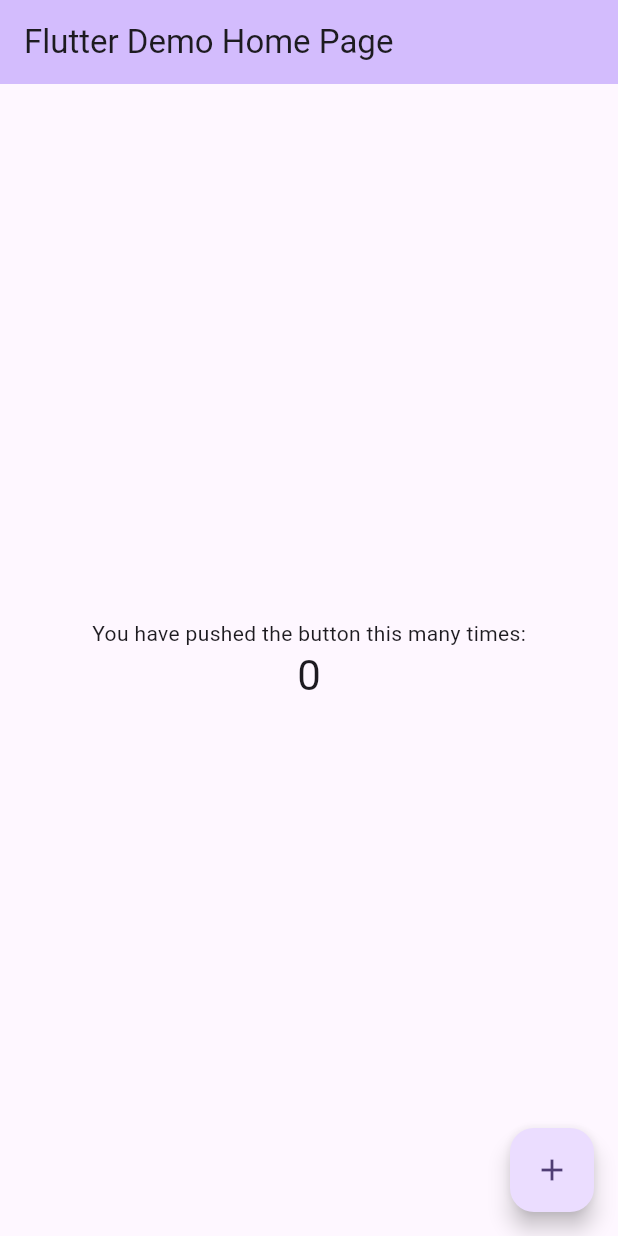
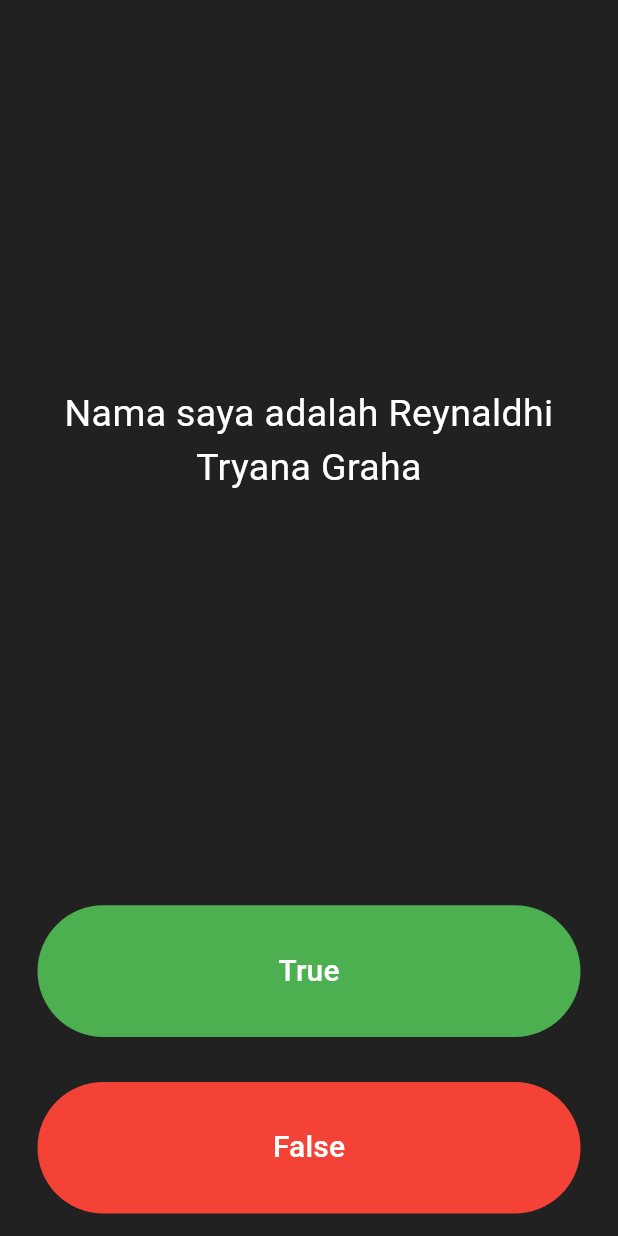
Before and after one commit to UnknownVisuals/midtermProject_mobileApp, a Flutter app: the screen it shows after launch, on a phone screen of 412 x 824 dp. Run offline on Flutter 3.47's test engine with Material 3 defaults, Android fonts, the phone set to English and light mode, and no system bars.

Commit message:
add question.dart class

```diff
--- a/lib/main.dart
+++ b/lib/main.dart
@@ -1,125 +1,146 @@
 import 'package:flutter/material.dart';
+import 'package:midtermproject_mobileapp/question.dart';
 
-void main() {
-  runApp(const MyApp());
-}
+void main() => runApp(Quizzler());
 
-class MyApp extends StatelessWidget {
-  const MyApp({super.key});
-
-  // This widget is the root of your application.
+class Quizzler extends StatelessWidget {
   @override
   Widget build(BuildContext context) {
     return MaterialApp(
-      title: 'Flutter Demo',
-      theme: ThemeData(
-        // This is the theme of your application.
-        //
-        // TRY THIS: Try running your application with "flutter run". You'll see
-        // the application has a purple toolbar. Then, without quitting the app,
-        // try changing the seedColor in the colorScheme below to Colors.green
-        // and then invoke "hot reload" (save your changes or press the "hot
-        // reload" button in a Flutter-supported IDE, or press "r" if you used
-        // the command line to start the app).
-        //
-        // Notice that the counter didn't reset back to zero; the application
-        // state is not lost during the reload. To reset the state, use hot
-        // restart instead.
-        //
-        // This works for code too, not just values: Most code changes can be
-        // tested with just a hot reload.
-        colorScheme: ColorScheme.fromSeed(seedColor: Colors.deepPurple),
-        useMaterial3: true,
+      home: Scaffold(
+        backgroundColor: Colors.grey.shade900,
+        body: SafeArea(
+          child: Padding(
+            padding: EdgeInsets.symmetric(horizontal: 10.0),
+            child: QuizPage(),
+          ),
+        ),
       ),
-      home: const MyHomePage(title: 'Flutter Demo Home Page'),
     );
   }
 }
 
-class MyHomePage extends StatefulWidget {
-  const MyHomePage({super.key, required this.title});
-
-  // This widget is the home page of your application. It is stateful, meaning
-  // that it has a State object (defined below) that contains fields that affect
-  // how it looks.
-
-  // This class is the configuration for the state. It holds the values (in this
-  // case the title) provided by the parent (in this case the App widget) and
-  // used by the build method of the State. Fields in a Widget subclass are
-  // always marked "final".
-
-  final String title;
-
+class QuizPage extends StatefulWidget {
   @override
-  State<MyHomePage> createState() => _MyHomePageState();
+  _QuizPageState createState() => _QuizPageState();
 }
 
-class _MyHomePageState extends State<MyHomePage> {
-  int _counter = 0;
+class _QuizPageState extends State<QuizPage> {
+  List<Icon> scoreKeeper = [];
 
-  void _incrementCounter() {
-    setState(() {
-      // This call to setState tells the Flutter framework that something has
-      // changed in this State, which causes it to rerun the build method below
-      // so that the display can reflect the updated values. If we changed
-      // _counter without calling setState(), then the build method would not be
-      // called again, and so nothing would appear to happen.
-      _counter++;
-    });
-  }
+  List<Question> questionBank = [
+    Question(
+      questionText: 'Nama saya adalah Reynaldhi Tryana Graha',
+      questionAnswer: true,
+    ),
+    Question(
+      questionText: 'NIM saya adalah 1101213117',
+      questionAnswer: true,
+    ),
+    Question(
+      questionText: 'Saya sedang mengambil Mata Kuliah Mobile Application.',
+      questionAnswer: true,
+    ),
+  ];
+
+  int questionNumber = 0;
 
   @override
   Widget build(BuildContext context) {
-    // This method is rerun every time setState is called, for instance as done
-    // by the _incrementCounter method above.
-    //
-    // The Flutter framework has been optimized to make rerunning build methods
-    // fast, so that you can just rebuild anything that needs updating rather
-    // than having to individually change instances of widgets.
-    return Scaffold(
-      appBar: AppBar(
-        // TRY THIS: Try changing the color here to a specific color (to
-        // Colors.amber, perhaps?) and trigger a hot reload to see the AppBar
-        // change color while the other colors stay the same.
-        backgroundColor: Theme.of(context).colorScheme.inversePrimary,
-        // Here we take the value from the MyHomePage object that was created by
-        // the App.build method, and use it to set our appbar title.
-        title: Text(widget.title),
-      ),
-      body: Center(
-        // Center is a layout widget. It takes a single child and positions it
-        // in the middle of the parent.
-        child: Column(
-          // Column is also a layout widget. It takes a list of children and
-          // arranges them vertically. By default, it sizes itself to fit its
-          // children horizontally, and tries to be as tall as its parent.
-          //
-          // Column has various properties to control how it sizes itself and
-          // how it positions its children. Here we use mainAxisAlignment to
-          // center the children vertically; the main axis here is the vertical
-          // axis because Columns are vertical (the cross axis would be
-          // horizontal).
-          //
-          // TRY THIS: Invoke "debug painting" (choose the "Toggle Debug Paint"
-          // action in the IDE, or press "p" in the console), to see the
-          // wireframe for each widget.
-          mainAxisAlignment: MainAxisAlignment.center,
-          children: <Widget>[
-            const Text(
-              'You have pushed the button this many times:',
+    return Column(
+      mainAxisAlignment: MainAxisAlignment.spaceBetween,
+      crossAxisAlignment: CrossAxisAlignment.stretch,
+      children: <Widget>[
+        Expanded(
+          flex: 5,
+          child: Padding(
+            padding: EdgeInsets.all(10.0),
+            child: Center(
+              child: Text(
+                questionBank[questionNumber].questionText,
+                textAlign: TextAlign.center,
+                style: TextStyle(
+                  fontSize: 25.0,
+                  color: Colors.white,
+                ),
+              ),
             ),
-            Text(
-              '$_counter',
-              style: Theme.of(context).textTheme.headlineMedium,
+          ),
+        ),
+        Expanded(
+          child: Padding(
+            padding: EdgeInsets.all(15.0),
+            child: TextButton(
+              style: TextButton.styleFrom(
+                backgroundColor: Colors.green,
+                foregroundColor: Colors.white,
+              ),
+              child: Text(
+                'True',
+                style: TextStyle(
+                  fontSize: 20.0,
+                ),
+              ),
+              onPressed: () {
+                //The user picked true.
+                bool correctAnswer =
+                    questionBank[questionNumber].questionAnswer;
+
+                if (correctAnswer == true) {
+                  print("User got it right");
+                } else {
+                  print("User got it wrong");
+                }
+
+                setState(() {
+                  questionNumber++;
+                });
+              },
             ),
-          ],
+          ),
         ),
-      ),
-      floatingActionButton: FloatingActionButton(
-        onPressed: _incrementCounter,
-        tooltip: 'Increment',
-        child: const Icon(Icons.add),
-      ), // This trailing comma makes auto-formatting nicer for build methods.
+        Expanded(
+          child: Padding(
+            padding: EdgeInsets.all(15.0),
+            child: TextButton(
+              style: TextButton.styleFrom(
+                backgroundColor: Colors.red,
+                foregroundColor: Colors.white,
+              ),
+              child: Text(
+                'False',
+                style: TextStyle(
+                  fontSize: 20.0,
+                ),
+              ),
+              onPressed: () {
+                //The user picked false.
+                bool correctAnswer =
+                    questionBank[questionNumber].questionAnswer;
+
+                if (correctAnswer == false) {
+                  print("User got it right");
+                } else {
+                  print("User got it wrong");
+                }
+
+                setState(() {
+                  questionNumber++;
+                });
+              },
+            ),
+          ),
+        ),
+        Row(
+          children: scoreKeeper,
+        )
+      ],
     );
   }
 }
+
+/*
+question1: 'Nama saya adalah Reynaldhi Tryana Graha', true,
+question2: 'NIM saya adalah 1101213117', true,
+question3: 'Saya sedang mengambil Mata Kuliah Mobile Application.', true,
+*/
--- /dev/null
+++ b/lib/question.dart
@@ -0,0 +1,6 @@
+class Question {
+  String questionText;
+  bool questionAnswer;
+
+  Question({required this.questionText, required this.questionAnswer});
+}
```
